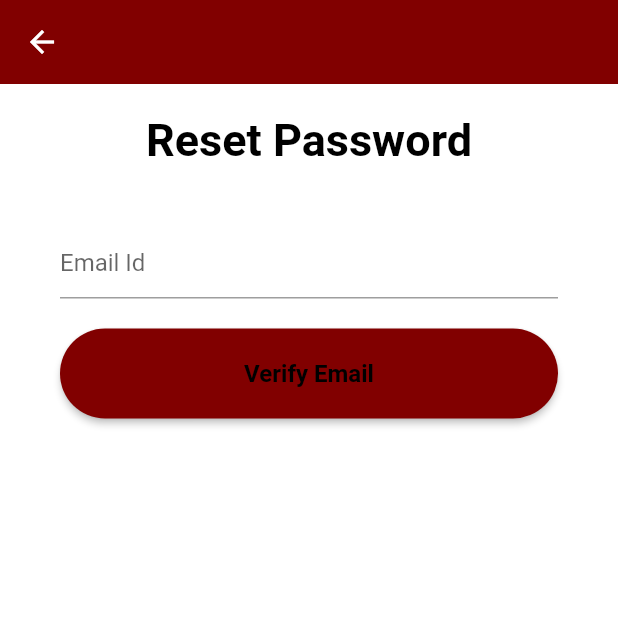
After one commit to anina512/Eiga-Movie-Streaming-Service, a Flutter app: the ForgotPassword screen opened by its route, on a phone screen of 412 x 824 dp, the top half of it. The commit adds this screen. Run offline on Flutter 3.47's test engine with Material 2 defaults, Android fonts, the phone set to English and light mode, and no system bars; our stand-ins replace cached_network_image, carousel_slider, diacritic, dio, firebase_auth, firebase_core and 10 more; missing offline and left inert: email_auth, firebase_admin; accounts and stored records are empty.

Commit message:
Added Forgot Password Feature

```diff
--- /dev/null
+++ b/example/lib/screens/authenticate/forgot_password.dart
@@ -0,0 +1,117 @@
+import 'package:flutter/material.dart';
+import 'package:flutter_torrent_streamer_example/constant.dart';
+import 'package:flutter_torrent_streamer_example/shared/constants.dart';
+import 'package:firebase_core/firebase_core.dart';
+import 'package:firebase_auth/firebase_auth.dart';
+import 'package:flutter_torrent_streamer_example/screens/authenticate/verify_otp.dart';
+import 'package:flutter_torrent_streamer_example/screens/authenticate/verify_otp.dart' as verifyotp;
+
+class ForgotPassword extends StatefulWidget {
+  @override
+  _ForgotPasswordState createState() => _ForgotPasswordState();
+}
+
+class _ForgotPasswordState extends State<ForgotPassword> {
+  bool emailInvalid = false;
+  List<String> emailIdList;
+  final FirebaseAuth firebase= FirebaseAuth.instance;
+  String emailId;
+  @override
+  Widget build(BuildContext context) {
+    return  Scaffold(
+      backgroundColor: Colors.white,
+      appBar: AppBar(
+        backgroundColor: kRed,
+        elevation: 0,
+        brightness: Brightness.dark,
+
+      ),
+      body: Container(
+          height: MediaQuery.of(context).size.height,
+          width: double.infinity,
+          child: Column(
+            //mainAxisAlignment: MainAxisAlignment.spaceEvenly,
+            children: [
+              Column(
+                children: [
+                  SizedBox(height:20,),
+                  Text("Reset Password",style:TextStyle(
+                    fontSize: 30,
+                    fontWeight: FontWeight.bold,
+                    color:Colors.black,
+                  ),),
+                  SizedBox(height:20,),
+                ],
+              ),
+              Padding(
+                  padding:EdgeInsets.symmetric(
+                      horizontal:40
+                  ),
+                  child: Form(
+                      child: SingleChildScrollView(
+                          child: ConstrainedBox(
+                              constraints: BoxConstraints(),
+                              child: Column(
+                                children: <Widget>[
+                                  SizedBox(height: 20,),
+                                  TextFormField(
+                                      decoration:new InputDecoration(
+                                        hintText: "Email Id",
+                                          errorText: emailInvalid ? 'Invalid Email Id' : null,
+                                          ),
+                                      validator: (val)=>val.isEmpty? 'Enter Email':null,
+                                      onChanged: (val){
+                                        emailId = val;
+                                      }
+                                  ),
+
+                                  SizedBox(height: 20),
+                                  MaterialButton(
+                                    minWidth: double.infinity,
+                                    height: 60,
+                                    onPressed: ()async{
+                                      print(emailId);
+                                      emailIdList = await firebase.fetchSignInMethodsForEmail(emailId);
+                                      print(emailIdList[0]);
+                                      setState(() {
+                                        if(emailIdList.length == 0)
+                                        {
+                                          emailInvalid = true;
+                                        }
+                                        else if (emailIdList[0]=="google.com")
+                                          {
+                                            emailInvalid = true;
+                                          }
+                                        else
+                                        {
+                                          //Send OTP
+                                          Navigator.pushNamed(context, '/verifyotp', arguments: {'emailId': emailId});
+                                        }
+                                      });
+
+                                      },
+                                    color: kRed,
+                                    shape: RoundedRectangleBorder(
+                                        borderRadius: BorderRadius.circular(40)
+                                    ),
+                                    child: Text("Verify Email",style:TextStyle(
+                                      fontWeight: FontWeight.w600,
+                                      fontSize: 16,
+                                      color:kWhite,
+
+                                    ),),
+
+                                  ),
+                                ],
+                              )
+                          )
+                      )
+                  )
+              )
+            ],
+          )
+      ),
+    );
+  }
+
+}
--- a/example/pubspec.yaml
+++ b/example/pubspec.yaml
@@ -32,6 +32,8 @@ dependencies:
   get_it: ^5.0.1
   google_fonts: ^1.1.0
   splashscreen: ^1.2.0
+  email_auth :
+  firebase_admin: ^0.1.4
 
 dev_dependencies:
   flutter_test:
```
Also changed, not shown: example/lib/main.dart (+6 -1 lines), example/lib/screens/authenticate/reset_password.dart (added, +131 -0 lines), example/lib/screens/authenticate/sign_in.dart (+14 -6 lines), example/lib/screens/authenticate/verify_otp.dart (added, +193 -0 lines), example/pubspec.lock, 2 other files.
